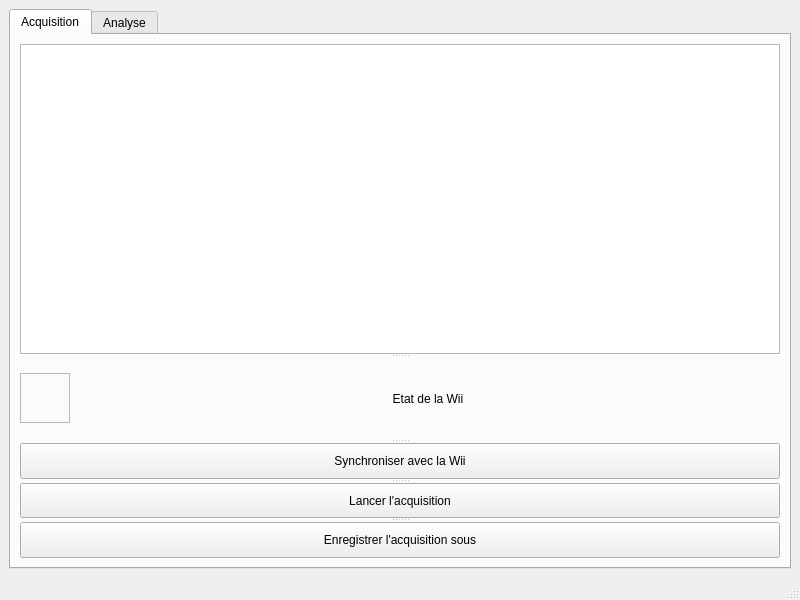
Qt form interface.ui (Bastien38/wii) before a commit.
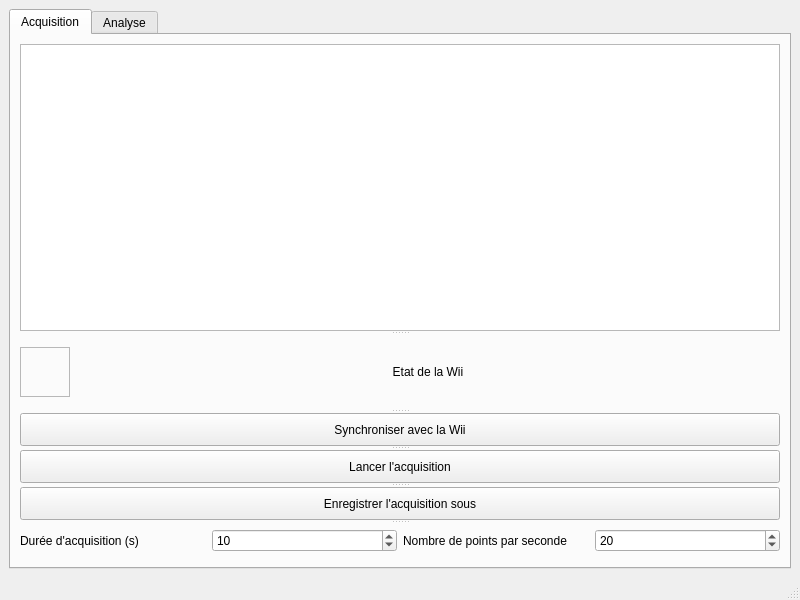
The same form after that commit.

Commit message: Add acquisition setting box

What changed in the file:
```diff
--- a/interface.ui
+++ b/interface.ui
@@ -99,6 +99,44 @@
                 <string>Enregistrer l'acquisition sous</string>
                </property>
               </widget>
+              <widget class="QWidget" name="horizontalLayoutWidget">
+               <layout class="QHBoxLayout" name="horizontalLayout_7">
+                <item>
+                 <widget class="QLabel" name="label_3">
+                  <property name="text">
+                   <string>Durée d'acquisition (s)</string>
+                  </property>
+                 </widget>
+                </item>
+                <item>
+                 <widget class="QSpinBox" name="spinBox_2">
+                  <property name="value">
+                   <number>10</number>
+                  </property>
+                 </widget>
+                </item>
+                <item>
+                 <widget class="QLabel" name="label_2">
+                  <property name="text">
+                   <string>Nombre de points par seconde</string>
+                  </property>
+                 </widget>
+                </item>
+                <item>
+                 <widget class="QSpinBox" name="spinBox">
+                  <property name="maximum">
+                   <number>100</number>
+                  </property>
+                  <property name="singleStep">
+                   <number>10</number>
+                  </property>
+                  <property name="value">
+                   <number>20</number>
+                  </property>
+                 </widget>
+                </item>
+               </layout>
+              </widget>
              </widget>
             </item>
            </layout>
```
